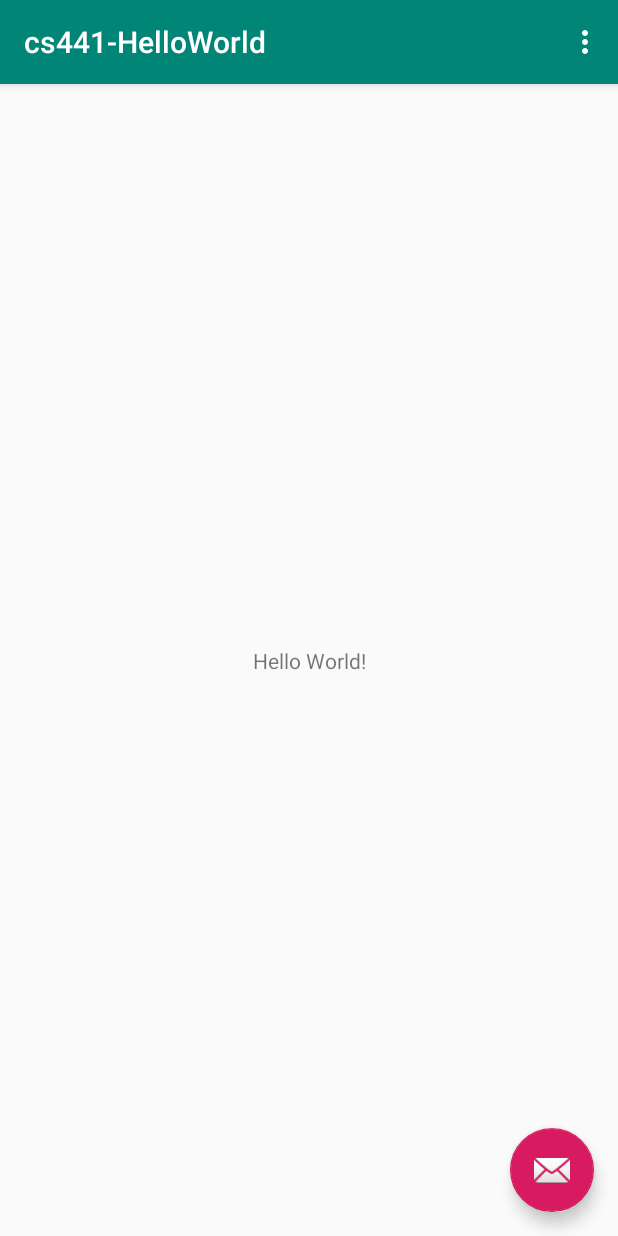
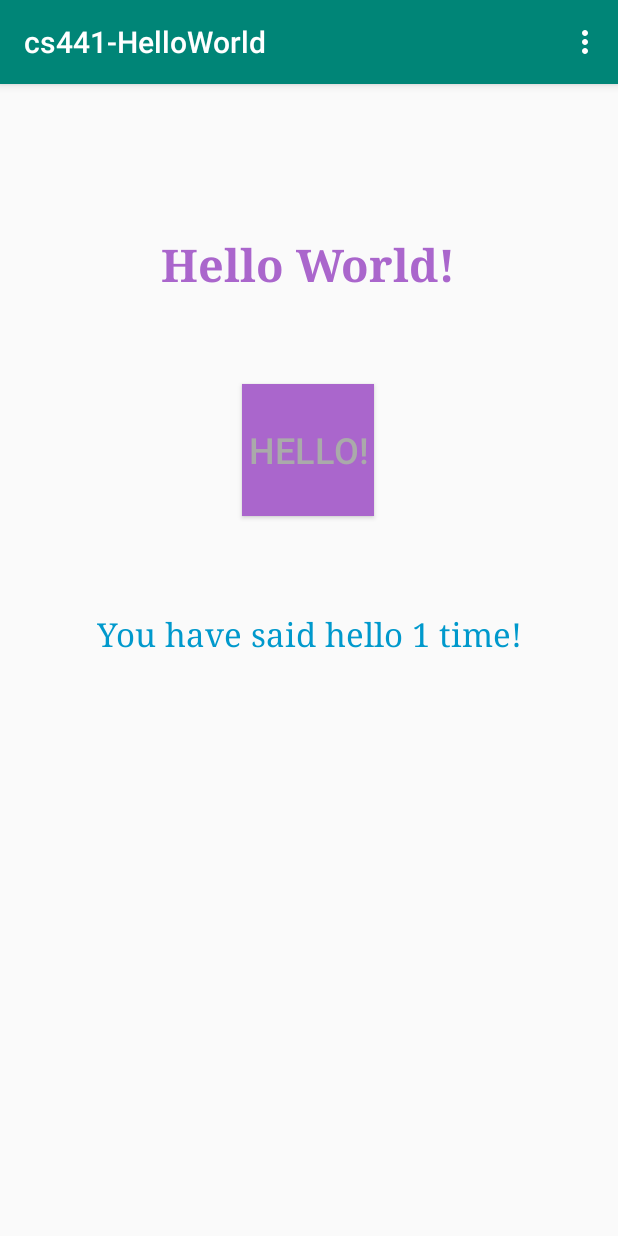
Before and after one commit to ThisIsNotNate/CS441-Project1, an Android app: the screen it shows after launch (MainActivity), in the options menu, after a tap on "Settings", on a phone screen of 412 x 824 dp. Run offline under Robolectric (Android 15) with nearby library versions, the phone set to English and light mode, and no system bars.

Commit message:
Removed Floating Action Button Changed layout of textviews and button Added 'hello counter'

```diff
--- a/app/src/main/java/com/example/cs441_helloworld/MainActivity.java
+++ b/app/src/main/java/com/example/cs441_helloworld/MainActivity.java
@@ -8,8 +8,12 @@ import android.support.v7.widget.Toolbar;
 import android.view.View;
 import android.view.Menu;
 import android.view.MenuItem;
+import android.widget.Button;
+import android.widget.TextView;
 
 public class MainActivity extends AppCompatActivity {
+
+    int hello_count;
 
     @Override
     protected void onCreate(Bundle savedInstanceState) {
@@ -18,12 +22,19 @@ public class MainActivity extends AppCompatActivity {
         Toolbar toolbar = findViewById(R.id.toolbar);
         setSupportActionBar(toolbar);
 
-        FloatingActionButton fab = findViewById(R.id.fab);
+        hello_count = 0;
+
+        Button fab = findViewById(R.id.Hello_Button);
         fab.setOnClickListener(new View.OnClickListener() {
             @Override
             public void onClick(View view) {
-                Snackbar.make(view, "Replace with your own action", Snackbar.LENGTH_LONG)
-                        .setAction("Action", null).show();
+                TextView hellos = (TextView)findViewById(R.id.Hello_Count);
+                hello_count++;
+                if(hello_count == 1)
+                    hellos.setText("You have said hello " + hello_count + " time!");
+                else
+                    hellos.setText("You have said hello " + hello_count + " times!");
+
             }
         });
     }
--- a/app/src/main/res/layout/activity_main.xml
+++ b/app/src/main/res/layout/activity_main.xml
@@ -22,12 +22,4 @@
 
     <include layout="@layout/content_main" />
 
-    <android.support.design.widget.FloatingActionButton
-        android:id="@+id/fab"
-        android:layout_width="wrap_content"
-        android:layout_height="wrap_content"
-        android:layout_gravity="bottom|end"
-        android:layout_margin="@dimen/fab_margin"
-        app:srcCompat="@android:drawable/ic_dialog_email" />
-
 </android.support.design.widget.CoordinatorLayout>
--- a/app/src/main/res/layout/content_main.xml
+++ b/app/src/main/res/layout/content_main.xml
@@ -11,10 +11,42 @@
     <TextView
         android:layout_width="wrap_content"
         android:layout_height="wrap_content"
+        android:layout_marginTop="100dp"
+        android:fontFamily="serif"
         android:text="Hello World!"
-        app:layout_constraintBottom_toBottomOf="parent"
+        android:textColor="@android:color/holo_purple"
+        android:textSize="30sp"
+        android:textStyle="bold"
+        app:layout_constraintHorizontal_bias="0.497"
         app:layout_constraintLeft_toLeftOf="parent"
         app:layout_constraintRight_toRightOf="parent"
         app:layout_constraintTop_toTopOf="parent" />
 
+    <Button
+        android:id="@+id/Hello_Button"
+        android:layout_width="wrap_content"
+        android:layout_height="88dp"
+        android:layout_marginTop="200dp"
+        android:background="@android:color/holo_purple"
+        android:text="Hello!"
+        android:textColor="@android:color/darker_gray"
+        android:textSize="24sp"
+        app:layout_constraintHorizontal_bias="0.498"
+        app:layout_constraintLeft_toLeftOf="parent"
+        app:layout_constraintRight_toRightOf="parent"
+        app:layout_constraintTop_toTopOf="parent" />
+
+    <TextView
+        android:id="@+id/Hello_Count"
+        android:layout_width="wrap_content"
+        android:layout_height="wrap_content"
+        android:layout_marginTop="152dp"
+        android:fontFamily="serif"
+        android:text="Say Hello!"
+        android:textColor="@android:color/holo_blue_dark"
+        android:textSize="22sp"
+        app:layout_constraintLeft_toLeftOf="parent"
+        app:layout_constraintRight_toRightOf="parent"
+        app:layout_constraintTop_toTopOf="@+id/Hello_Button" />
+
 </android.support.constraint.ConstraintLayout>
```
